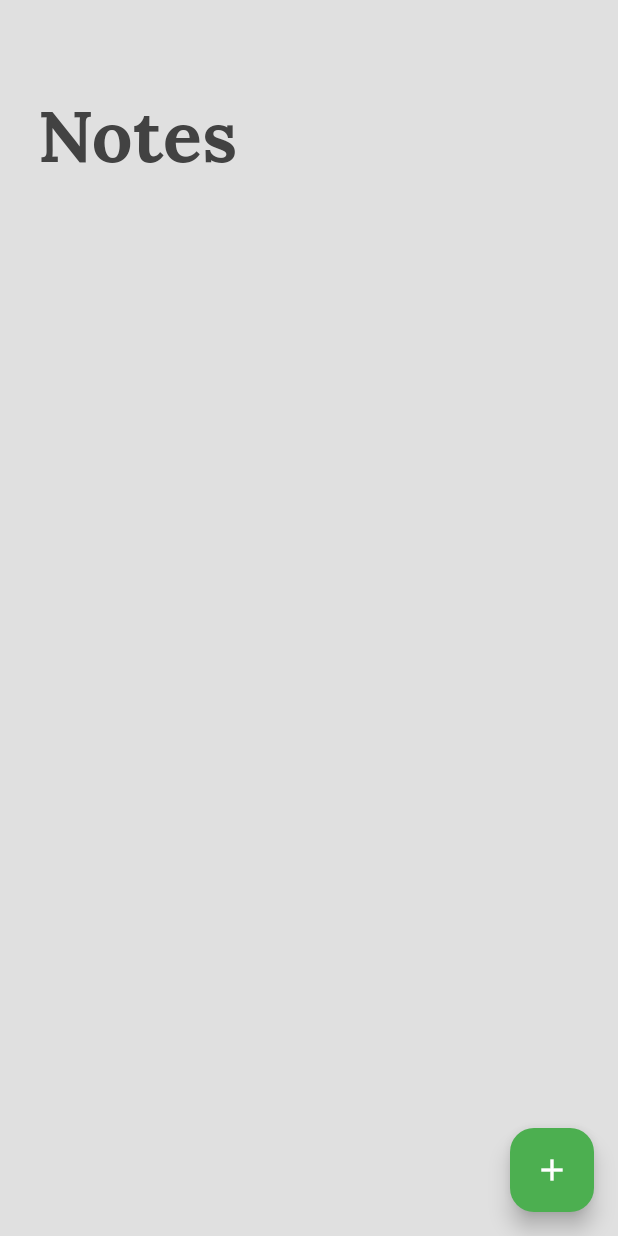
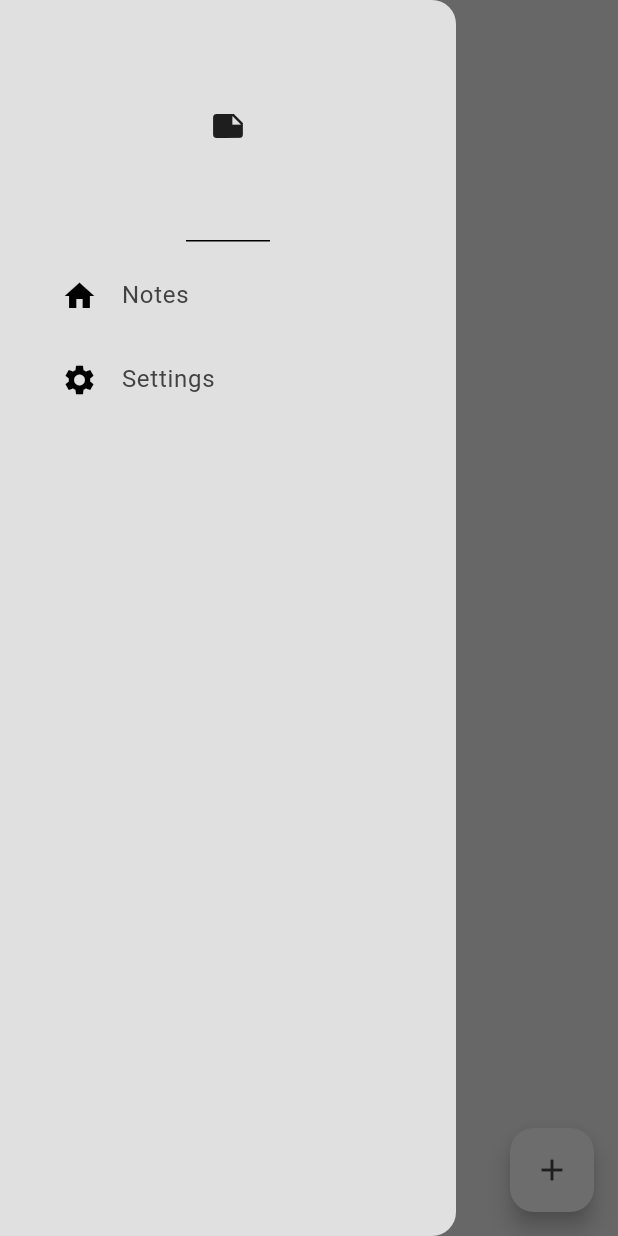
Before and after one commit to fryingLotus/note_app, a Flutter app: the screen it shows after launch, with the side drawer open (before the commit the screen has no drawer), on a phone screen of 412 x 824 dp. Run offline on Flutter 3.47's test engine with Material 3 defaults, Android fonts, the phone set to English and light mode, and no system bars; our stand-ins replace google_fonts, isar, popover; accounts and stored records are empty; generated files the repository leaves out were written again.

Commit message:
Finishing The Note App (UI Updated / CRUD Features)

```diff
--- /dev/null
+++ b/lib/components/drawer.dart
@@ -0,0 +1,41 @@
+import 'package:flutter/material.dart';
+import 'package:note_app/components/drawer_tile.dart';
+import 'package:note_app/pages/settings_page.dart';
+
+class MyDrawer extends StatelessWidget {
+  const MyDrawer({super.key});
+
+  @override
+  Widget build(BuildContext context) {
+    return Drawer(
+      backgroundColor: Theme.of(context).colorScheme.surface,
+      child: Column(
+        children: [
+          // header
+          const DrawerHeader(
+            child: Icon(Icons.note),
+          ),
+          // note tile
+          DrawerTile(
+              title: "Notes",
+              leading: const Icon(Icons.home),
+              onTap: () {
+                Navigator.pop(context);
+              }),
+
+          DrawerTile(
+              title: "Settings",
+              leading: const Icon(Icons.settings),
+              onTap: () {
+                Navigator.pop(context);
+                Navigator.push(
+                    context,
+                    MaterialPageRoute(
+                        builder: (context) => const SettingsPage()));
+              }),
+          // setting tile
+        ],
+      ),
+    );
+  }
+}
--- /dev/null
+++ b/lib/components/drawer_tile.dart
@@ -0,0 +1,27 @@
+import 'package:flutter/material.dart';
+
+class DrawerTile extends StatelessWidget {
+  final String title;
+  final Widget leading;
+  final void Function()? onTap;
+  const DrawerTile(
+      {super.key,
+      required this.title,
+      required this.leading,
+      required this.onTap});
+
+  @override
+  Widget build(BuildContext context) {
+    return Padding(
+      padding: const EdgeInsets.only(left: 25.0),
+      child: ListTile(
+        title: Text(
+          title,
+          style: TextStyle(color: Theme.of(context).colorScheme.inversePrimary),
+        ),
+        leading: leading,
+        onTap: onTap,
+      ),
+    );
+  }
+}
--- a/lib/pages/notes_page.dart
+++ b/lib/pages/notes_page.dart
@@ -1,5 +1,7 @@
 import 'package:flutter/material.dart';
 import 'package:google_fonts/google_fonts.dart';
+import 'package:note_app/components/drawer.dart';
+import 'package:note_app/components/note_tile.dart';
 import 'package:note_app/pages/models/note.dart';
 import 'package:note_app/pages/models/note_database.dart';
 import 'package:provider/provider.dart';
@@ -14,15 +16,60 @@ class NotesPage extends StatefulWidget {
 class _NotesPageState extends State<NotesPage> {
   final textController = TextEditingController();
   @override
-  void initState() {
-    super.initState();
-    readNotes();
+  Widget build(BuildContext context) {
+    final noteDatabase = context.watch<NoteDatabase>();
+
+    List<Note> currentNotes = noteDatabase.currentNotes;
+    return Scaffold(
+      appBar: AppBar(
+        elevation: 0,
+        backgroundColor: Colors.transparent,
+      ),
+      drawer: const MyDrawer(),
+      backgroundColor: Theme.of(context).colorScheme.surface,
+      floatingActionButton: FloatingActionButton(
+        onPressed: createNote,
+        backgroundColor: Theme.of(context).colorScheme.primary,
+        child: Icon(
+          Icons.add,
+          color: Theme.of(context).colorScheme.inversePrimary,
+        ),
+      ),
+      body: Column(
+        crossAxisAlignment: CrossAxisAlignment.start,
+        children: [
+          Padding(
+            padding: const EdgeInsets.only(left: 25.0),
+            child: Text(
+              "Notes",
+              style: GoogleFonts.lora(
+                  fontSize: 48,
+                  fontWeight: FontWeight.bold,
+                  color: Theme.of(context).colorScheme.inversePrimary),
+            ),
+          ),
+          Expanded(
+            child: ListView.builder(
+                itemCount: currentNotes.length,
+                itemBuilder: (context, index) {
+                  final note = currentNotes[index];
+                  return NoteTile(
+                    text: note.text,
+                    onEditPressed: () => updateNote(note),
+                    onDeletePressed: () => deleteNote(note.id),
+                  );
+                }),
+          ),
+        ],
+      ),
+    );
   }
 
   void createNote() {
     showDialog(
         context: context,
         builder: (context) => AlertDialog(
+              title: const Text("Create Note"),
               content: TextField(
                 controller: textController,
               ),
@@ -37,6 +84,16 @@ class _NotesPageState extends State<NotesPage> {
                 )
               ],
             ));
+  }
+
+  void deleteNote(int id) {
+    context.read<NoteDatabase>().deleteNote(id);
+  }
+
+  @override
+  void initState() {
+    super.initState();
+    readNotes();
   }
 
   void readNotes() {
@@ -66,67 +123,4 @@ class _NotesPageState extends State<NotesPage> {
               ],
             ));
   }
-
-  void deleteNote(int id) {
-    context.read<NoteDatabase>().deleteNote(id);
-  }
-
-  @override
-  Widget build(BuildContext context) {
-    final noteDatabase = context.watch<NoteDatabase>();
-
-    List<Note> currentNotes = noteDatabase.currentNotes;
-    return Scaffold(
-      appBar: AppBar(
-        elevation: 0,
-        backgroundColor: Colors.transparent,
-      ),
-      backgroundColor: Theme.of(context).colorScheme.surface,
-      floatingActionButton: FloatingActionButton(
-        onPressed: createNote,
-        backgroundColor: Colors.green,
-        child: const Icon(Icons.add),
-      ),
-      body: Column(
-        crossAxisAlignment: CrossAxisAlignment.start,
-        children: [
-          Padding(
-            padding: const EdgeInsets.only(left: 25.0),
-            child: Text(
-              "Notes",
-              style: GoogleFonts.lora(
-                  fontSize: 48,
-                  fontWeight: FontWeight.bold,
-                  color: Theme.of(context).colorScheme.inversePrimary),
-            ),
-          ),
-          Expanded(
-            child: ListView.builder(
-                itemCount: currentNotes.length,
-                itemBuilder: (context, index) {
-                  final note = currentNotes[index];
-                  return ListTile(
-                    title: Text(note.text),
-                    trailing: Row(
-                      mainAxisSize: MainAxisSize.min,
-                      children: [
-                        // edit button
-                        IconButton(
-                          onPressed: () => updateNote(note),
-                          icon: const Icon(Icons.edit),
-                        ),
-                        IconButton(
-                          onPressed: () => deleteNote(note.id),
-                          icon: const Icon(Icons.delete),
-                        ),
-                        // delete button
-                      ],
-                    ),
-                  );
-                }),
-          ),
-        ],
-      ),
-    );
-  }
 }
--- a/lib/theme/theme.dart
+++ b/lib/theme/theme.dart
@@ -11,7 +11,7 @@ ThemeData lightMode = ThemeData(
 ThemeData darkMode = ThemeData(
     brightness: Brightness.dark,
     colorScheme: ColorScheme.dark(
-        surface: Colors.grey.shade900,
-        primary: Colors.grey.shade800,
-        secondary: Colors.grey.shade700,
+        surface: const Color.fromARGB(255, 24, 24, 24),
+        primary: const Color.fromARGB(255, 34, 34, 34),
+        secondary: const Color.fromARGB(255, 49, 49, 49),
         inversePrimary: Colors.grey.shade300));
--- a/pubspec.yaml
+++ b/pubspec.yaml
@@ -40,6 +40,7 @@ dependencies:
   path_provider: ^2.1.3
   provider: ^6.1.2
   google_fonts: ^6.2.1
+  popover: ^0.3.0+1
 
 dev_dependencies:
   flutter_test:
```
Also changed, not shown: lib/components/note_settings.dart (added, +51 -0 lines), lib/components/note_tile.dart (added, +41 -0 lines), lib/pages/settings_page.dart (added, +45 -0 lines), pubspec.lock.
